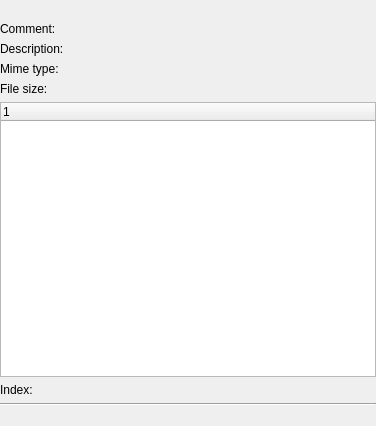
Old version of the form ktnef/src/ui/attachpropertywidgetbase.ui in the repository KDE/kmail.
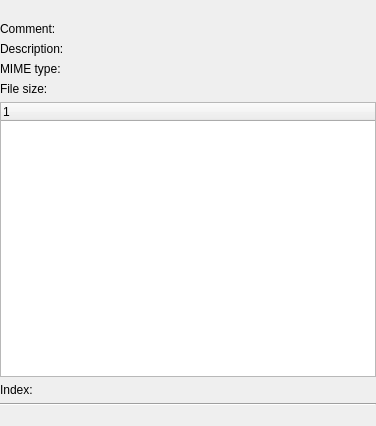
New version of the form.

Commit message: UI strings: fix spelling and structure

```diff
--- a/ktnef/src/ui/attachpropertywidgetbase.ui
+++ b/ktnef/src/ui/attachpropertywidgetbase.ui
@@ -196,7 +196,7 @@
    <item row="3" column="0" colspan="2">
     <widget class="QLabel" name="mMimeLabel">
      <property name="text">
-      <string>Mime type:</string>
+      <string>MIME type:</string>
      </property>
      <property name="wordWrap">
       <bool>false</bool>
```
The commit also changes 2 other files.
